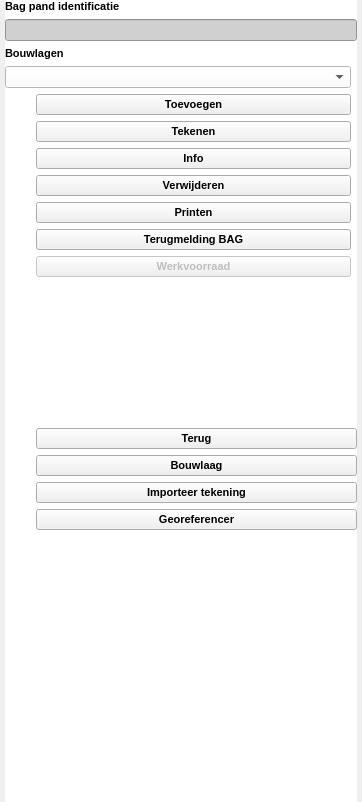
Qt form plugin/oiv/bag_pand/oiv_pandgegevens_widget.ui (OIV-NL-QGIS/QGIS_project) before a commit.
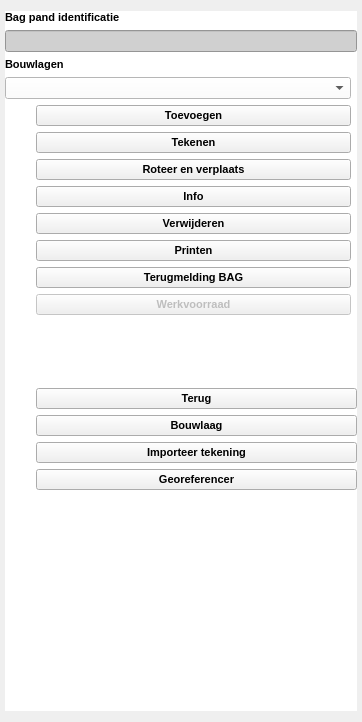
The same form after that commit. Icons and pictures are not drawn.

The edit to the form file:
```diff
--- a/plugin/oiv/bag_pand/oiv_pandgegevens_widget.ui
+++ b/plugin/oiv/bag_pand/oiv_pandgegevens_widget.ui
@@ -7,7 +7,7 @@
     <x>0</x>
     <y>0</y>
     <width>362</width>
-    <height>802</height>
+    <height>722</height>
    </rect>
   </property>
   <property name="sizePolicy">
@@ -19,7 +19,7 @@
   <property name="minimumSize">
    <size>
     <width>109</width>
-    <height>352</height>
+    <height>722</height>
    </size>
   </property>
   <property name="features">
@@ -48,11 +48,23 @@
     <item>
      <widget class="QScrollArea" name="scrollArea">
       <property name="sizePolicy">
-       <sizepolicy hsizetype="Expanding" vsizetype="Minimum">
+       <sizepolicy hsizetype="Expanding" vsizetype="Expanding">
         <horstretch>0</horstretch>
         <verstretch>0</verstretch>
        </sizepolicy>
       </property>
+      <property name="minimumSize">
+       <size>
+        <width>0</width>
+        <height>500</height>
+       </size>
+      </property>
+      <property name="maximumSize">
+       <size>
+        <width>16777215</width>
+        <height>700</height>
+       </size>
+      </property>
       <property name="styleSheet">
        <string notr="true">background-color: rgb(255, 255, 255);</string>
       </property>
@@ -77,9 +89,15 @@
          <x>0</x>
          <y>0</y>
          <width>352</width>
-         <height>780</height>
+         <height>700</height>
         </rect>
        </property>
+       <property name="sizePolicy">
+        <sizepolicy hsizetype="Expanding" vsizetype="Preferred">
+         <horstretch>0</horstretch>
+         <verstretch>0</verstretch>
+        </sizepolicy>
+       </property>
        <layout class="QGridLayout" name="gridLayout">
         <property name="leftMargin">
          <number>0</number>
@@ -104,7 +122,13 @@
           <property name="minimumSize">
            <size>
             <width>0</width>
-            <height>0</height>
+            <height>300</height>
+           </size>
+          </property>
+          <property name="maximumSize">
+           <size>
+            <width>16777215</width>
+            <height>16777215</height>
            </size>
           </property>
           <property name="frameShape">
@@ -137,7 +161,7 @@
              <property name="sizeHint" stdset="0">
               <size>
                <width>0</width>
-               <height>20</height>
+               <height>0</height>
               </size>
              </property>
             </spacer>
@@ -445,125 +469,7 @@
            <property name="spacing">
             <number>6</number>
            </property>
-           <item row="5" column="1">
-            <widget class="QPushButton" name="bouwlaag_delete">
-             <property name="enabled">
-              <bool>true</bool>
-             </property>
-             <property name="sizePolicy">
-              <sizepolicy hsizetype="Minimum" vsizetype="Fixed">
-               <horstretch>0</horstretch>
-               <verstretch>0</verstretch>
-              </sizepolicy>
-             </property>
-             <property name="font">
-              <font>
-               <family>Arial</family>
-               <pointsize>8</pointsize>
-               <weight>75</weight>
-               <bold>true</bold>
-              </font>
-             </property>
-             <property name="styleSheet">
-              <string notr="true">background-color: rgb(240, 240, 240);</string>
-             </property>
-             <property name="text">
-              <string>Verwijderen</string>
-             </property>
-             <property name="checkable">
-              <bool>false</bool>
-             </property>
-            </widget>
-           </item>
-           <item row="2" column="0">
-            <widget class="QLabel" name="label_add">
-             <property name="sizePolicy">
-              <sizepolicy hsizetype="Fixed" vsizetype="Fixed">
-               <horstretch>0</horstretch>
-               <verstretch>0</verstretch>
-              </sizepolicy>
-             </property>
-             <property name="maximumSize">
-              <size>
-               <width>25</width>
-               <height>25</height>
-              </size>
-             </property>
-             <property name="text">
-              <string/>
-             </property>
-             <property name="pixmap">
-              <pixmap resource="../resources.qrc">:/plugins/oiv/config_files/png/interface/add.png</pixmap>
-             </property>
-             <property name="scaledContents">
-              <bool>true</bool>
-             </property>
-            </widget>
-           </item>
            <item row="7" column="0">
-            <widget class="QLabel" name="label_bgt">
-             <property name="sizePolicy">
-              <sizepolicy hsizetype="Fixed" vsizetype="Fixed">
-               <horstretch>0</horstretch>
-               <verstretch>0</verstretch>
-              </sizepolicy>
-             </property>
-             <property name="maximumSize">
-              <size>
-               <width>25</width>
-               <height>25</height>
-              </size>
-             </property>
-             <property name="text">
-              <string/>
-             </property>
-             <property name="pixmap">
-              <pixmap resource="../resources.qrc">:/plugins/oiv/config_files/png/interface/touch.png</pixmap>
-             </property>
-             <property name="scaledContents">
-              <bool>true</bool>
-             </property>
-            </widget>
-           </item>
-           <item row="10" column="1">
-            <spacer name="verticalSpacer">
-             <property name="orientation">
-              <enum>Qt::Vertical</enum>
-             </property>
-             <property name="sizeHint" stdset="0">
-              <size>
-               <width>20</width>
-               <height>0</height>
-              </size>
-             </property>
-            </spacer>
-           </item>
-           <item row="4" column="0">
-            <widget class="QLabel" name="label_info">
-             <property name="sizePolicy">
-              <sizepolicy hsizetype="Fixed" vsizetype="Fixed">
-               <horstretch>0</horstretch>
-               <verstretch>0</verstretch>
-              </sizepolicy>
-             </property>
-             <property name="maximumSize">
-              <size>
-               <width>25</width>
-               <height>25</height>
-              </size>
-             </property>
-             <property name="text">
-              <string/>
-             </property>
-             <property name="pixmap">
-              <pixmap resource="../resources.qrc">:/plugins/oiv/config_files/png/interface/edit.png</pixmap>
-             </property>
-             <property name="scaledContents">
-              <bool>true</bool>
-             </property>
-            </widget>
-           </item>
-           <item row="6" column="0">
             <widget class="QLabel" name="label_print">
              <property name="sizePolicy">
               <sizepolicy hsizetype="Fixed" vsizetype="Fixed">
@@ -588,122 +494,7 @@
              </property>
             </widget>
            </item>
-           <item row="3" column="0">
-            <widget class="QLabel" name="label_draw">
-             <property name="sizePolicy">
-              <sizepolicy hsizetype="Fixed" vsizetype="Fixed">
-               <horstretch>0</horstretch>
-               <verstretch>0</verstretch>
-              </sizepolicy>
-             </property>
-             <property name="maximumSize">
-              <size>
-               <width>25</width>
-               <height>25</height>
-              </size>
-             </property>
-             <property name="text">
-              <string/>
-             </property>
-             <property name="pixmap">
-              <pixmap resource="../resources.qrc">:/plugins/oiv/config_files/png/interface/draw.png</pixmap>
-             </property>
-             <property name="scaledContents">
-              <bool>true</bool>
-             </property>
-            </widget>
-           </item>
-           <item row="4" column="1">
-            <widget class="QPushButton" name="bouwlaag_info">
-             <property name="enabled">
-              <bool>true</bool>
-             </property>
-             <property name="sizePolicy">
-              <sizepolicy hsizetype="Minimum" vsizetype="Fixed">
-               <horstretch>0</horstretch>
-               <verstretch>0</verstretch>
-              </sizepolicy>
-             </property>
-             <property name="font">
-              <font>
-               <family>Arial</family>
-               <pointsize>8</pointsize>
-               <weight>75</weight>
-               <bold>true</bold>
-              </font>
-             </property>
-             <property name="styleSheet">
-              <string notr="true">background-color: rgb(240, 240, 240);</string>
-             </property>
-             <property name="text">
-              <string>Info</string>
-             </property>
-             <property name="checkable">
-              <bool>false</bool>
-             </property>
-            </widget>
-           </item>
-           <item row="6" column="1">
-            <widget class="QPushButton" name="bouwlaag_print">
-             <property name="enabled">
-              <bool>true</bool>
-             </property>
-             <property name="sizePolicy">
-              <sizepolicy hsizetype="Minimum" vsizetype="Fixed">
-               <horstretch>0</horstretch>
-               <verstretch>0</verstretch>
-              </sizepolicy>
-             </property>
-             <property name="font">
-              <font>
-               <family>Arial</family>
-               <pointsize>8</pointsize>
-               <weight>75</weight>
-               <bold>true</bold>
-              </font>
-             </property>
-             <property name="styleSheet">
-              <string notr="true">background-color: rgb(240, 240, 240);</string>
-             </property>
-             <property name="text">
-              <string>Printen</string>
-             </property>
-             <property name="checkable">
-              <bool>false</bool>
-             </property>
-            </widget>
-           </item>
-           <item row="9" column="1">
-            <widget class="QPushButton" name="bouwlaag_inventory">
-             <property name="enabled">
-              <bool>false</bool>
-             </property>
-             <property name="sizePolicy">
-              <sizepolicy hsizetype="Minimum" vsizetype="Fixed">
-               <horstretch>0</horstretch>
-               <verstretch>0</verstretch>
-              </sizepolicy>
-             </property>
-             <property name="font">
-              <font>
-               <family>Arial</family>
-               <pointsize>8</pointsize>
-               <weight>75</weight>
-               <bold>true</bold>
-              </font>
-             </property>
-             <property name="styleSheet">
-              <string notr="true">background-color: rgb(240, 240, 240);</string>
-             </property>
-             <property name="text">
-              <string>Werkvoorraad</string>
-             </property>
-             <property name="checkable">
-              <bool>false</bool>
-             </property>
-            </widget>
-           </item>
-           <item row="7" column="1">
+           <item row="8" column="1">
             <widget class="QPushButton" name="bouwlaag_bag">
              <property name="enabled">
               <bool>true</bool>
@@ -733,6 +524,36 @@
              </property>
             </widget>
            </item>
+           <item row="7" column="1">
+            <widget class="QPushButton" name="bouwlaag_print">
+             <property name="enabled">
+              <bool>true</bool>
+             </property>
+             <property name="sizePolicy">
+              <sizepolicy hsizetype="Minimum" vsizetype="Fixed">
+               <horstretch>0</horstretch>
+               <verstretch>0</verstretch>
+              </sizepolicy>
+             </property>
+             <property name="font">
+              <font>
+               <family>Arial</family>
+               <pointsize>8</pointsize>
+               <weight>75</weight>
+               <bold>true</bold>
+              </font>
+             </property>
+             <property name="styleSheet">
+              <string notr="true">background-color: rgb(240, 240, 240);</string>
+             </property>
+             <property name="text">
+              <string>Printen</string>
+             </property>
+             <property name="checkable">
+              <bool>false</bool>
+             </property>
+            </widget>
+           </item>
            <item row="3" column="1">
             <widget class="QPushButton" name="bouwlaag_draw">
              <property name="enabled">
@@ -763,8 +584,8 @@
              </property>
             </widget>
            </item>
-           <item row="9" column="0">
-            <widget class="QLabel" name="label_inventory">
+           <item row="3" column="0">
+            <widget class="QLabel" name="label_draw">
              <property name="sizePolicy">
               <sizepolicy hsizetype="Fixed" vsizetype="Fixed">
                <horstretch>0</horstretch>
@@ -788,8 +609,71 @@
              </property>
             </widget>
            </item>
-           <item row="2" column="1">
-            <widget class="QPushButton" name="addbutton">
+           <item row="5" column="0">
+            <widget class="QLabel" name="label_info">
+             <property name="sizePolicy">
+              <sizepolicy hsizetype="Fixed" vsizetype="Fixed">
+               <horstretch>0</horstretch>
+               <verstretch>0</verstretch>
+              </sizepolicy>
+             </property>
+             <property name="maximumSize">
+              <size>
+               <width>25</width>
+               <height>25</height>
+              </size>
+             </property>
+             <property name="text">
+              <string/>
+             </property>
+             <property name="pixmap">
+              <pixmap resource="../resources.qrc">:/plugins/oiv/config_files/png/interface/edit.png</pixmap>
+             </property>
+             <property name="scaledContents">
+              <bool>true</bool>
+             </property>
+            </widget>
+           </item>
+           <item row="11" column="1">
+            <spacer name="verticalSpacer">
+             <property name="orientation">
+              <enum>Qt::Vertical</enum>
+             </property>
+             <property name="sizeHint" stdset="0">
+              <size>
+               <width>20</width>
+               <height>0</height>
+              </size>
+             </property>
+            </spacer>
+           </item>
+           <item row="8" column="0">
+            <widget class="QLabel" name="label_bgt">
+             <property name="sizePolicy">
+              <sizepolicy hsizetype="Fixed" vsizetype="Fixed">
+               <horstretch>0</horstretch>
+               <verstretch>0</verstretch>
+              </sizepolicy>
+             </property>
+             <property name="maximumSize">
+              <size>
+               <width>25</width>
+               <height>25</height>
+              </size>
+             </property>
+             <property name="text">
+              <string/>
+             </property>
+             <property name="pixmap">
+              <pixmap resource="../resources.qrc">:/plugins/oiv/config_files/png/interface/touch.png</pixmap>
+             </property>
+             <property name="scaledContents">
+              <bool>true</bool>
+             </property>
+            </widget>
+           </item>
+           <item row="5" column="1">
+            <widget class="QPushButton" name="bouwlaag_info">
              <property name="enabled">
               <bool>true</bool>
              </property>
@@ -811,14 +695,14 @@
               <string notr="true">background-color: rgb(240, 240, 240);</string>
              </property>
              <property name="text">
-              <string>Toevoegen</string>
+              <string>Info</string>
              </property>
              <property name="checkable">
               <bool>false</bool>
              </property>
             </widget>
            </item>
-           <item row="5" column="0">
+           <item row="6" column="0">
             <widget class="QLabel" name="label_delete">
              <property name="sizePolicy">
               <sizepolicy hsizetype="Fixed" vsizetype="Fixed">
@@ -888,6 +772,224 @@
              </property>
             </widget>
            </item>
+           <item row="0" column="0" colspan="2">
+            <widget class="QLabel" name="label_15">
+             <property name="sizePolicy">
+              <sizepolicy hsizetype="Minimum" vsizetype="Fixed">
+               <horstretch>0</horstretch>
+               <verstretch>0</verstretch>
+              </sizepolicy>
+             </property>
+             <property name="font">
+              <font>
+               <family>Arial</family>
+               <pointsize>8</pointsize>
+               <weight>75</weight>
+               <bold>true</bold>
+               <underline>false</underline>
+               <strikeout>false</strikeout>
+              </font>
+             </property>
+             <property name="text">
+              <string>Bouwlagen</string>
+             </property>
+            </widget>
+           </item>
+           <item row="10" column="1">
+            <widget class="QPushButton" name="bouwlaag_inventory">
+             <property name="enabled">
+              <bool>false</bool>
+             </property>
+             <property name="sizePolicy">
+              <sizepolicy hsizetype="Minimum" vsizetype="Fixed">
+               <horstretch>0</horstretch>
+               <verstretch>0</verstretch>
+              </sizepolicy>
+             </property>
+             <property name="font">
+              <font>
+               <family>Arial</family>
+               <pointsize>8</pointsize>
+               <weight>75</weight>
+               <bold>true</bold>
+              </font>
+             </property>
+             <property name="styleSheet">
+              <string notr="true">background-color: rgb(240, 240, 240);</string>
+             </property>
+             <property name="text">
+              <string>Werkvoorraad</string>
+             </property>
+             <property name="checkable">
+              <bool>false</bool>
+             </property>
+            </widget>
+           </item>
+           <item row="2" column="1">
+            <widget class="QPushButton" name="addbutton">
+             <property name="enabled">
+              <bool>true</bool>
+             </property>
+             <property name="sizePolicy">
+              <sizepolicy hsizetype="Minimum" vsizetype="Fixed">
+               <horstretch>0</horstretch>
+               <verstretch>0</verstretch>
+              </sizepolicy>
+             </property>
+             <property name="font">
+              <font>
+               <family>Arial</family>
+               <pointsize>8</pointsize>
+               <weight>75</weight>
+               <bold>true</bold>
+              </font>
+             </property>
+             <property name="styleSheet">
+              <string notr="true">background-color: rgb(240, 240, 240);</string>
+             </property>
+             <property name="text">
+              <string>Toevoegen</string>
+             </property>
+             <property name="checkable">
+              <bool>false</bool>
+             </property>
+            </widget>
+           </item>
+           <item row="2" column="0">
+            <widget class="QLabel" name="label_add">
+             <property name="sizePolicy">
+              <sizepolicy hsizetype="Fixed" vsizetype="Fixed">
+               <horstretch>0</horstretch>
+               <verstretch>0</verstretch>
+              </sizepolicy>
+             </property>
+             <property name="maximumSize">
+              <size>
+               <width>25</width>
+               <height>25</height>
+              </size>
+             </property>
+             <property name="text">
+              <string/>
+             </property>
+             <property name="pixmap">
+              <pixmap resource="../resources.qrc">:/plugins/oiv/config_files/png/interface/add.png</pixmap>
+             </property>
+             <property name="scaledContents">
+              <bool>true</bool>
+             </property>
+            </widget>
+           </item>
+           <item row="6" column="1">
+            <widget class="QPushButton" name="bouwlaag_delete">
+             <property name="enabled">
+              <bool>true</bool>
+             </property>
+             <property name="sizePolicy">
+              <sizepolicy hsizetype="Minimum" vsizetype="Fixed">
+               <horstretch>0</horstretch>
+               <verstretch>0</verstretch>
+              </sizepolicy>
+             </property>
+             <property name="font">
+              <font>
+               <family>Arial</family>
+               <pointsize>8</pointsize>
+               <weight>75</weight>
+               <bold>true</bold>
+              </font>
+             </property>
+             <property name="styleSheet">
+              <string notr="true">background-color: rgb(240, 240, 240);</string>
+             </property>
+             <property name="text">
+              <string>Verwijderen</string>
+             </property>
+             <property name="checkable">
+              <bool>false</bool>
+             </property>
+            </widget>
+           </item>
+           <item row="10" column="0">
+            <widget class="QLabel" name="label_inventory">
+             <property name="sizePolicy">
+              <sizepolicy hsizetype="Fixed" vsizetype="Fixed">
+               <horstretch>0</horstretch>
+               <verstretch>0</verstretch>
+              </sizepolicy>
+             </property>
+             <property name="maximumSize">
+              <size>
+               <width>25</width>
+               <height>25</height>
+              </size>
+             </property>
+             <property name="text">
+              <string/>
+             </property>
+             <property name="pixmap">
+              <pixmap resource="../resources.qrc">:/plugins/oiv/config_files/png/interface/inventory.png</pixmap>
+             </property>
+             <property name="scaledContents">
+              <bool>true</bool>
+             </property>
+            </widget>
+           </item>
+           <item row="4" column="0">
+            <widget class="QLabel" name="label_move_rotate">
+             <property name="sizePolicy">
+              <sizepolicy hsizetype="Fixed" vsizetype="Fixed">
+               <horstretch>0</horstretch>
+               <verstretch>0</verstretch>
+              </sizepolicy>
+             </property>
+             <property name="maximumSize">
+              <size>
+               <width>25</width>
+               <height>25</height>
+              </size>
+             </property>
+             <property name="text">
+              <string/>
+             </property>
+             <property name="pixmap">
+              <pixmap resource="../resources.qrc">:/plugins/oiv/config_files/png/interface/move_rotate.png</pixmap>
+             </property>
+             <property name="scaledContents">
+              <bool>true</bool>
+             </property>
+            </widget>
+           </item>
+           <item row="4" column="1">
+            <widget class="QPushButton" name="bouwlaag_move_rotate">
+             <property name="enabled">
+              <bool>true</bool>
+             </property>
+             <property name="sizePolicy">
+              <sizepolicy hsizetype="Minimum" vsizetype="Fixed">
+               <horstretch>0</horstretch>
+               <verstretch>0</verstretch>
+              </sizepolicy>
+             </property>
+             <property name="font">
+              <font>
+               <family>Arial</family>
+               <pointsize>8</pointsize>
+               <weight>75</weight>
+               <bold>true</bold>
+              </font>
+             </property>
+             <property name="styleSheet">
+              <string notr="true">background-color: rgb(240, 240, 240);</string>
+             </property>
+             <property name="text">
+              <string>Roteer en verplaats</string>
+             </property>
+             <property name="checkable">
+              <bool>false</bool>
+             </property>
+            </widget>
+           </item>
           </layout>
          </widget>
         </item>
```
Left out of the diff: 25 changed lines with no effect on the pictures.
